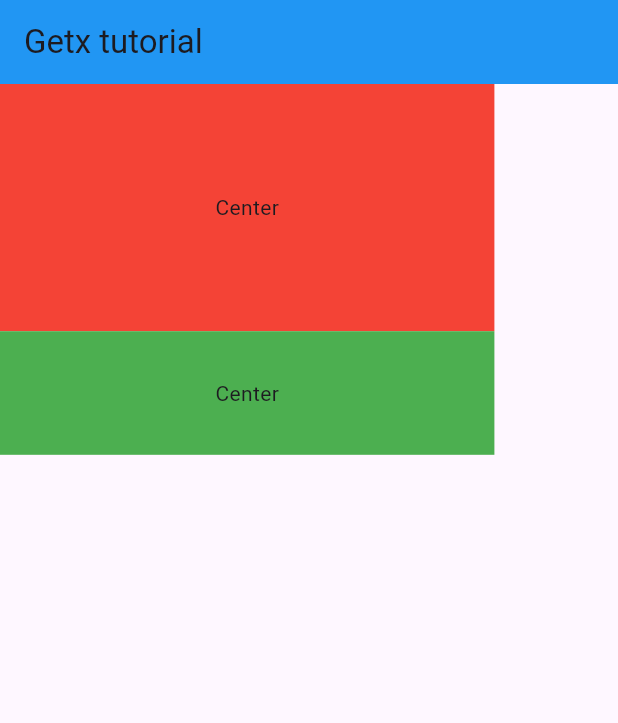
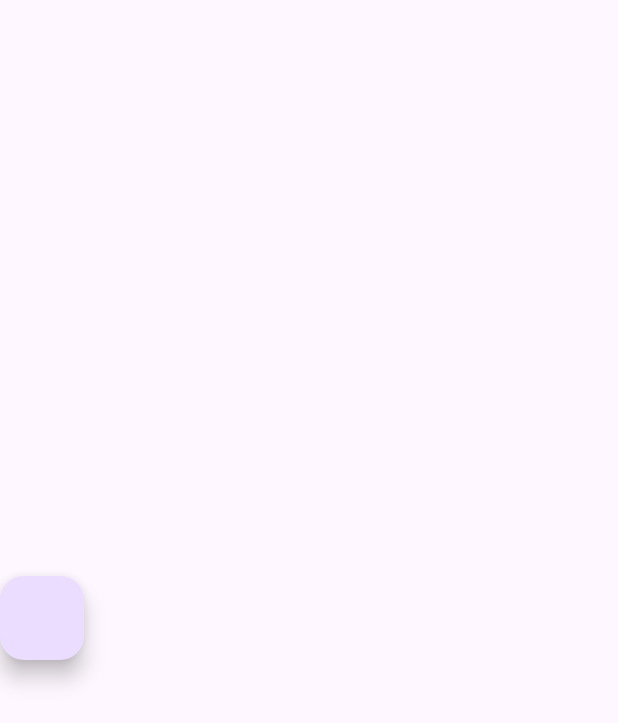
Before and after one commit to pallavipradhan5578/getx_features_aaplication, a Flutter app: the screen it shows after launch, on a phone screen of 412 x 824 dp. Shown: the top 723 px of the screen. Run offline on Flutter 3.47's test engine with Material 3 defaults, Android fonts, the phone set to English and light mode, and no system bars; our stand-ins replace get, image_picker.

Commit message:
Aleryt dialog.dart

```diff
--- /dev/null
+++ b/lib/alertdialog/alert_dialog.dart
@@ -0,0 +1,28 @@
+import 'package:flutter/material.dart';
+import 'package:get/get.dart';
+
+class AlertDialogPage1 extends StatefulWidget {
+  const AlertDialogPage1({super.key});
+
+  @override
+  State<AlertDialogPage1> createState() => _AlertDialogPage1State();
+}
+
+class _AlertDialogPage1State extends State<AlertDialogPage1> {
+  @override
+  Widget build(BuildContext context) {
+    return Scaffold(
+        body: SafeArea(
+          child: Column(mainAxisAlignment: MainAxisAlignment.center,crossAxisAlignment: CrossAxisAlignment.center,
+            children: [
+              FloatingActionButton(onPressed: () {
+                Get.snackbar('Pallu', 'subscribe to my channel',
+                    backgroundColor: Colors.blue,
+                    colorText: Colors.white,
+                    snackPosition: SnackPosition.BOTTOM);
+              })
+            ],
+          ),
+        ));
+  }
+}
--- a/lib/home_Screen.dart
+++ b/lib/home_Screen.dart
@@ -9,7 +9,7 @@ class HomeScreen extends StatelessWidget {
     final height=MediaQuery.of(context).size.height*1;
     return Scaffold(
         appBar: AppBar(
-          backgroundColor: Colors.blue,
+          backgroundColor: Colors.brown,
           title: Text("Getx tutorial"),
         ),
         body: Column(
--- a/lib/main.dart
+++ b/lib/main.dart
@@ -12,6 +12,7 @@ import 'package:statemanagementgetx/navigation.dart';
 import 'package:statemanagementgetx/practics.dart';
 import 'package:statemanagementgetx/spacerwidget.dart';
 
+import 'alertdialog/alert_dialog.dart';
 import 'imagepicker/imagehome.dart';
 
 void main() {
@@ -35,7 +36,7 @@ class MyApp extends StatelessWidget {
         colorScheme: ColorScheme.fromSeed(seedColor: Colors.deepPurple),
         useMaterial3: true,
       ),
-      home: HomeScreen (),debugShowCheckedModeBanner: false,
+      home: AlertDialogPage1 (),debugShowCheckedModeBanner: false,
     );
   }
 }
```
